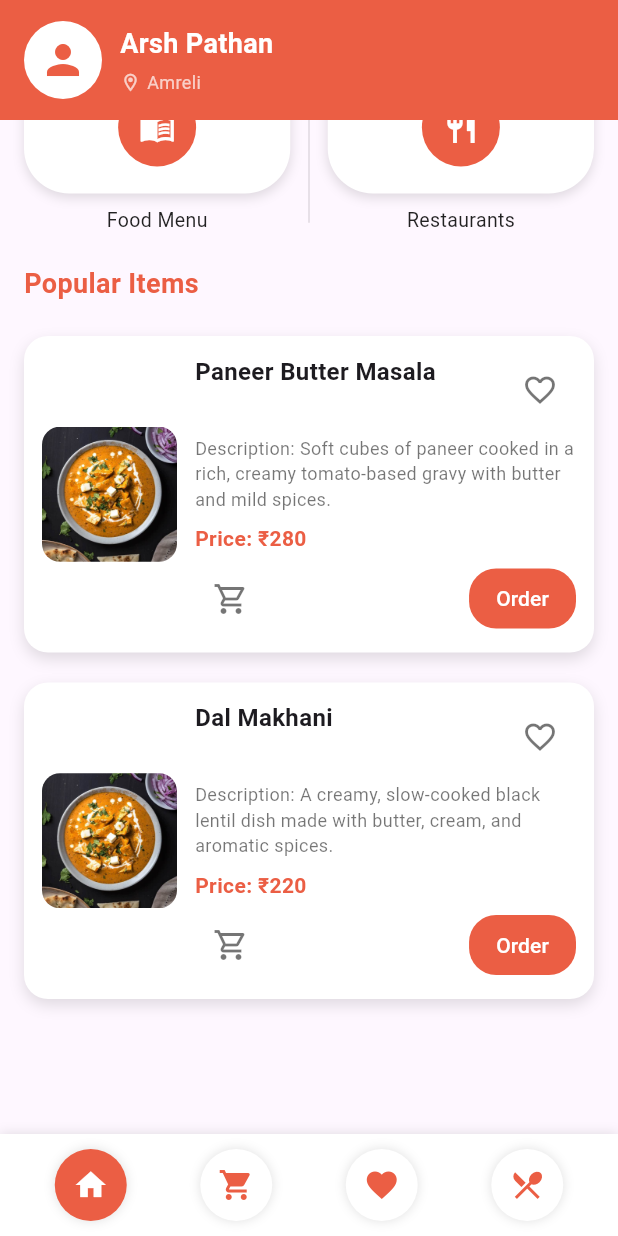
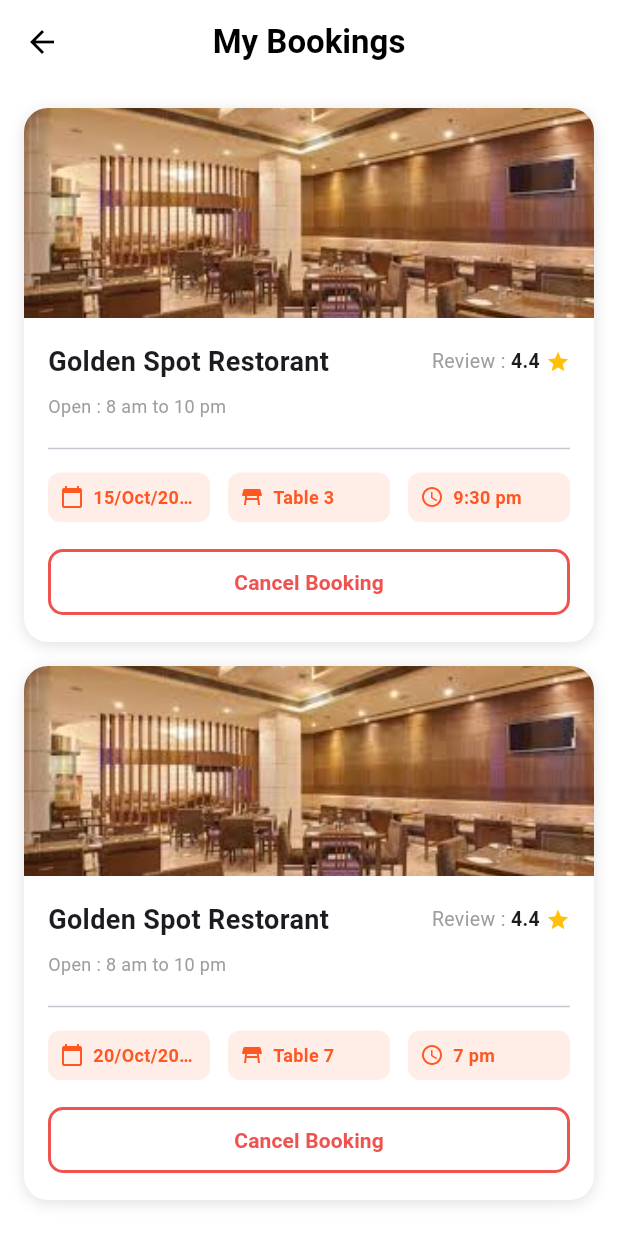
Before and after one commit to RahulVyas12/flutter_project, a Flutter app: the DashboardScreen screen opened directly, scrolled down 115 dp, after a tap on the "restaurant menu" icon, on a phone screen of 412 x 824 dp. Run offline on Flutter 3.47's test engine with Material 3 defaults, Android fonts, the phone set to English and light mode, and no system bars.

Commit message:
table booking history

```diff
--- /dev/null
+++ b/lib/booking_manager.dart
@@ -0,0 +1,63 @@
+import 'package:restrospt/my_bookings.dart';
+
+/// Simple in-memory booking manager
+/// In production, replace with backend API calls or local database
+class BookingManager {
+  static final BookingManager _instance = BookingManager._internal();
+  factory BookingManager() => _instance;
+  BookingManager._internal();
+
+  final List<BookingModel> _bookings = [
+    // Sample bookings - using future dates
+    BookingModel(
+      id: '1',
+      restaurantName: 'Golden Spot Restorant',
+      imagePath: 'assets/restaurant.jpg',
+      date: DateTime(2025, 10, 15),
+      tableNo: 3,
+      time: '9:30 pm',
+      rating: 4.4,
+      hours: '8 am to 10 pm',
+    ),
+    BookingModel(
+      id: '2',
+      restaurantName: 'Golden Spot Restorant',
+      imagePath: 'assets/restaurant.jpg',
+      date: DateTime(2025, 10, 20),
+      tableNo: 7,
+      time: '7 pm',
+      rating: 4.4,
+      hours: '8 am to 10 pm',
+    ),
+  ];
+
+  List<BookingModel> get bookings => List.unmodifiable(_bookings);
+
+  void addBooking(BookingModel booking) {
+    _bookings.add(booking);
+  }
+
+  void cancelBooking(String bookingId) {
+    _bookings.removeWhere((b) => b.id == bookingId);
+  }
+
+  bool isTableBooked(DateTime date, int tableNo, String time) {
+    return _bookings.any((b) =>
+        b.date.year == date.year &&
+        b.date.month == date.month &&
+        b.date.day == date.day &&
+        b.tableNo == tableNo &&
+        b.time == time);
+  }
+
+  Set<int> getBookedTables(DateTime date, String time) {
+    return _bookings
+        .where((b) =>
+            b.date.year == date.year &&
+            b.date.month == date.month &&
+            b.date.day == date.day &&
+            b.time == time)
+        .map((b) => b.tableNo)
+        .toSet();
+  }
+}
--- a/lib/dashborad_screen.dart
+++ b/lib/dashborad_screen.dart
@@ -5,6 +5,7 @@ import 'package:restrospt/WishlistPage.dart';
 import 'package:restrospt/food_item.dart'; // Add this import at the top
 import 'package:restrospt/foodmenu.dart';
 import 'package:restrospt/restaurants.dart';
+import 'package:restrospt/my_bookings.dart';
 
 class DashboardScreen extends StatefulWidget {
   @override
@@ -527,7 +528,10 @@ class _DashboardScreenState extends State<DashboardScreen> {
           ),
           GestureDetector(
             onTap: () {
-              // Restaurant menu: You can navigate to restaurant menu page here
+              Navigator.push(
+                context,
+                MaterialPageRoute(builder: (_) => const MyBookingsScreen()),
+              );
             },
             child: _navItem(Icons.restaurant_menu, primary, false),
           ),
--- /dev/null
+++ b/lib/my_bookings.dart
@@ -0,0 +1,362 @@
+import 'package:flutter/material.dart';
+import 'booking_manager.dart';
+
+class MyBookingsScreen extends StatefulWidget {
+  const MyBookingsScreen({super.key});
+
+  @override
+  State<MyBookingsScreen> createState() => _MyBookingsScreenState();
+}
+
+class _MyBookingsScreenState extends State<MyBookingsScreen> {
+  final BookingManager _bookingManager = BookingManager();
+
+  void _cancelBooking(String bookingId) {
+    showDialog(
+      context: context,
+      builder: (context) => AlertDialog(
+        title: const Text('Cancel Booking'),
+        content: const Text('Are you sure you want to cancel this reservation?'),
+        shape: RoundedRectangleBorder(borderRadius: BorderRadius.circular(12)),
+        actions: [
+          TextButton(
+            onPressed: () => Navigator.pop(context),
+            child: const Text('No', style: TextStyle(color: Colors.grey)),
+          ),
+          ElevatedButton(
+            style: ElevatedButton.styleFrom(
+              backgroundColor: Colors.deepOrange,
+              shape: RoundedRectangleBorder(
+                borderRadius: BorderRadius.circular(8),
+              ),
+            ),
+            onPressed: () {
+              setState(() {
+                _bookingManager.cancelBooking(bookingId);
+              });
+              Navigator.pop(context);
+              ScaffoldMessenger.of(context).showSnackBar(
+                const SnackBar(
+                  content: Text('Booking cancelled successfully'),
+                  backgroundColor: Colors.green,
+                ),
+              );
+            },
+            child: const Text(
+              'Yes, Cancel',
+              style: TextStyle(color: Colors.white),
+            ),
+          ),
+        ],
+      ),
+    );
+  }
+
+  @override
+  Widget build(BuildContext context) {
+    final primary = Colors.deepOrange;
+
+    return Scaffold(
+      backgroundColor: Colors.white,
+      appBar: AppBar(
+        backgroundColor: Colors.white,
+        elevation: 0,
+        leading: IconButton(
+          icon: const Icon(Icons.arrow_back, color: Colors.black),
+          onPressed: () => Navigator.pop(context),
+        ),
+        title: const Text(
+          'My Bookings',
+          style: TextStyle(
+            color: Colors.black,
+            fontWeight: FontWeight.w600,
+          ),
+        ),
+        centerTitle: true,
+      ),
+      body: _bookingManager.bookings.isEmpty
+          ? _buildEmptyState()
+          : ListView.builder(
+              padding: const EdgeInsets.all(16),
+              itemCount: _bookingManager.bookings.length,
+              itemBuilder: (context, index) {
+                final booking = _bookingManager.bookings[index];
+                return _buildBookingCard(booking, primary);
+              },
+            ),
+    );
+  }
+
+  Widget _buildEmptyState() {
+    return Center(
+      child: Column(
+        mainAxisAlignment: MainAxisAlignment.center,
+        children: [
+          Icon(
+            Icons.event_busy,
+            size: 80,
+            color: Colors.grey.shade300,
+          ),
+          const SizedBox(height: 16),
+          Text(
+            'No Bookings Yet',
+            style: TextStyle(
+              fontSize: 20,
+              fontWeight: FontWeight.w600,
+              color: Colors.grey.shade600,
+            ),
+          ),
+          const SizedBox(height: 8),
+          Text(
+            'Your table reservations will appear here',
+            style: TextStyle(
+              fontSize: 14,
+              color: Colors.grey.shade500,
+            ),
+          ),
+        ],
+      ),
+    );
+  }
+
+  Widget _buildBookingCard(BookingModel booking, Color primary) {
+    final isPast = booking.date.isBefore(DateTime.now());
+
+    return Container(
+      margin: const EdgeInsets.only(bottom: 16),
+      decoration: BoxDecoration(
+        color: Colors.white,
+        borderRadius: BorderRadius.circular(16),
+        boxShadow: const [
+          BoxShadow(
+            color: Colors.black12,
+            blurRadius: 8,
+            offset: Offset(0, 2),
+          ),
+        ],
+      ),
+      child: Column(
+        crossAxisAlignment: CrossAxisAlignment.start,
+        children: [
+          // Restaurant image and info
+          Stack(
+            children: [
+              ClipRRect(
+                borderRadius: const BorderRadius.vertical(
+                  top: Radius.circular(16),
+                ),
+                child: Image.asset(
+                  booking.imagePath,
+                  height: 140,
+                  width: double.infinity,
+                  fit: BoxFit.cover,
+                ),
+              ),
+              if (isPast)
+                Positioned(
+                  top: 8,
+                  right: 8,
+                  child: Container(
+                    padding: const EdgeInsets.symmetric(
+                      horizontal: 12,
+                      vertical: 6,
+                    ),
+                    decoration: BoxDecoration(
+                      color: Colors.grey.shade700,
+                      borderRadius: BorderRadius.circular(20),
+                    ),
+                    child: const Text(
+                      'Completed',
+                      style: TextStyle(
+                        color: Colors.white,
+                        fontSize: 12,
+                        fontWeight: FontWeight.w600,
+                      ),
+                    ),
+                  ),
+                ),
+            ],
+          ),
+
+          // Details
+          Padding(
+            padding: const EdgeInsets.all(16.0),
+            child: Column(
+              crossAxisAlignment: CrossAxisAlignment.start,
+              children: [
+                Row(
+                  mainAxisAlignment: MainAxisAlignment.spaceBetween,
+                  children: [
+                    Expanded(
+                      child: Text(
+                        booking.restaurantName,
+                        maxLines: 1,
+                        overflow: TextOverflow.ellipsis,
+                        style: const TextStyle(
+                          fontSize: 18,
+                          fontWeight: FontWeight.w700,
+                        ),
+                      ),
+                    ),
+                    Row(
+                      children: [
+                        const Text(
+                          'Review : ',
+                          style: TextStyle(
+                            fontSize: 13,
+                            color: Colors.grey,
+                          ),
+                        ),
+                        Text(
+                          booking.rating.toStringAsFixed(1),
+                          style: const TextStyle(
+                            fontSize: 13,
+                            fontWeight: FontWeight.w600,
+                          ),
+                        ),
+                        const SizedBox(width: 4),
+                        const Icon(Icons.star, color: Colors.amber, size: 16),
+                      ],
+                    ),
+                  ],
+                ),
+                const SizedBox(height: 8),
+                Text(
+                  'Open : ${booking.hours}',
+                  style: const TextStyle(
+                    fontSize: 12,
+                    color: Colors.grey,
+                  ),
+                ),
+                const SizedBox(height: 12),
+                const Divider(),
+                const SizedBox(height: 8),
+
+                // Booking details
+                Row(
+                  children: [
+                    _detailChip(
+                      Icons.calendar_today,
+                      _formatDate(booking.date),
+                      primary,
+                    ),
+                    const SizedBox(width: 12),
+                    _detailChip(
+                      Icons.table_restaurant,
+                      'Table ${booking.tableNo}',
+                      primary,
+                    ),
+                    const SizedBox(width: 12),
+                    _detailChip(
+                      Icons.access_time,
+                      booking.time,
+                      primary,
+                    ),
+                  ],
+                ),
+                const SizedBox(height: 16),
+
+                // Cancel button (only for future bookings)
+                if (!isPast)
+                  SizedBox(
+                    width: double.infinity,
+                    child: OutlinedButton(
+                      style: OutlinedButton.styleFrom(
+                        side: BorderSide(color: Colors.red.shade400, width: 2),
+                        padding: const EdgeInsets.symmetric(vertical: 12),
+                        shape: RoundedRectangleBorder(
+                          borderRadius: BorderRadius.circular(10),
+                        ),
+                      ),
+                      onPressed: () => _cancelBooking(booking.id),
+                      child: Text(
+                        'Cancel Booking',
+                        style: TextStyle(
+                          color: Colors.red.shade400,
+                          fontWeight: FontWeight.w600,
+                        ),
+                      ),
+                    ),
+                  ),
+              ],
+            ),
+          ),
+        ],
+      ),
+    );
+  }
+
+  Widget _detailChip(IconData icon, String label, Color primary) {
+    return Expanded(
+      child: Container(
+        padding: const EdgeInsets.symmetric(vertical: 8, horizontal: 8),
+        decoration: BoxDecoration(
+          color: primary.withOpacity(0.1),
+          borderRadius: BorderRadius.circular(8),
+        ),
+        child: Row(
+          mainAxisSize: MainAxisSize.min,
+          children: [
+            Icon(icon, size: 16, color: primary),
+            const SizedBox(width: 6),
+            Flexible(
+              child: Text(
+                label,
+                maxLines: 1,
+                overflow: TextOverflow.ellipsis,
+                style: TextStyle(
+                  fontSize: 12,
+                  fontWeight: FontWeight.w600,
+                  color: primary,
+                ),
+              ),
+            ),
+          ],
+        ),
+      ),
+    );
+  }
+
+  String _formatDate(DateTime date) {
+    const months = [
+      'Jan',
+      'Feb',
+      'Mar',
+      'Apr',
+      'May',
+      'Jun',
+      'Jul',
+      'Aug',
+      'Sep',
+      'Oct',
+      'Nov',
+      'Dec',
+    ];
+    final d = date.day.toString().padLeft(2, '0');
+    final m = months[date.month - 1];
+    final y = date.year.toString();
+    return '$d/$m/$y';
+  }
+}
+
+class BookingModel {
+  final String id;
+  final String restaurantName;
+  final String imagePath;
+  final DateTime date;
+  final int tableNo;
+  final String time;
+  final double rating;
+  final String hours;
+
+  BookingModel({
+    required this.id,
+    required this.restaurantName,
+    required this.imagePath,
+    required this.date,
+    required this.tableNo,
+    required this.time,
+    required this.rating,
+    required this.hours,
+  });
+}
--- a/lib/table_reservation.dart
+++ b/lib/table_reservation.dart
@@ -1,5 +1,7 @@
 import 'package:flutter/material.dart';
+import 'package:restrospt/booking_manager.dart';
 import 'package:restrospt/dashborad_screen.dart';
+import 'package:restrospt/my_bookings.dart';
 
 class TableReservationScreen extends StatefulWidget {
   final String restaurantName;
@@ -20,6 +22,7 @@ class TableReservationScreen extends StatefulWidget {
 }
 
 class _TableReservationScreenState extends State<TableReservationScreen> {
+  final BookingManager _bookingManager = BookingManager();
   DateTime _selectedDate = DateTime.now();
   int? _selectedTable; // 1..10
   String? _selectedTime; // e.g. '9:30 pm'
@@ -37,19 +40,10 @@ class _TableReservationScreenState extends State<TableReservationScreen> {
     '10 pm',
   ];
 
-  // Mock: compute booked tables for a given date/time
+  // Get booked tables for a given date/time from booking manager
   Set<int> _bookedTablesFor(DateTime date, String? time) {
-    // Simple deterministic mock so UI shows reds. Use day and hour hash.
-    final dayKey = date.year * 10000 + date.month * 100 + date.day;
-    final timeKey = (time ?? '').hashCode;
-    final seed = (dayKey + timeKey).abs();
-    final booked = <int>{};
-    // Mark 2-3 tables as booked based on seed, always within 1..10
-    if (_timeSlots.isNotEmpty) {
-      booked.add((seed % 10) + 1);
-      booked.add(((seed ~/ 3) % 10) + 1);
-    }
-    return booked;
+    if (time == null || time.isEmpty) return {};
+    return _bookingManager.getBookedTables(date, time);
   }
 
   Future<void> _pickDate() async {
@@ -225,18 +219,36 @@ class _TableReservationScreenState extends State<TableReservationScreen> {
                   ),
                   onPressed: _canReserve(booked)
                       ? () {
-                          Navigator.push(
-                            context,
-                            MaterialPageRoute(
-                              builder: (_) => DashboardScreen(),
-                            ),
+                          // Save booking
+                          final newBooking = BookingModel(
+                            id: DateTime.now().millisecondsSinceEpoch
+                                .toString(),
+                            restaurantName: widget.restaurantName,
+                            imagePath: widget.imagePath,
+                            date: _selectedDate,
+                            tableNo: _selectedTable!,
+                            time: _selectedTime!,
+                            rating: widget.rating,
+                            hours: widget.hours,
                           );
+                          _bookingManager.addBooking(newBooking);
+
                           ScaffoldMessenger.of(context).showSnackBar(
                             SnackBar(
                               content: Text(
                                 'Reserved table ${_selectedTable!} at ${_selectedTime!} on ${_formatDate(_selectedDate)}',
                               ),
+                              backgroundColor: Colors.green,
                             ),
+                          );
+
+                          // Navigate back to dashboard
+                          Navigator.pushAndRemoveUntil(
+                            context,
+                            MaterialPageRoute(
+                              builder: (_) => DashboardScreen(),
+                            ),
+                            (route) => false,
                           );
                         }
                       : null,
```
